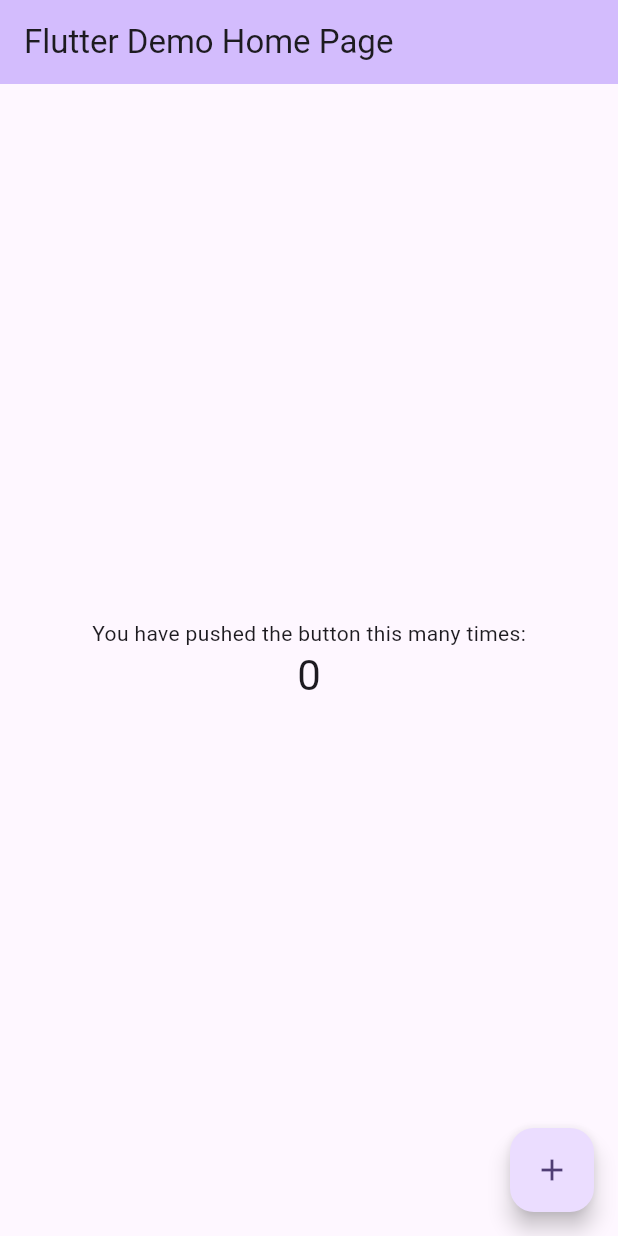
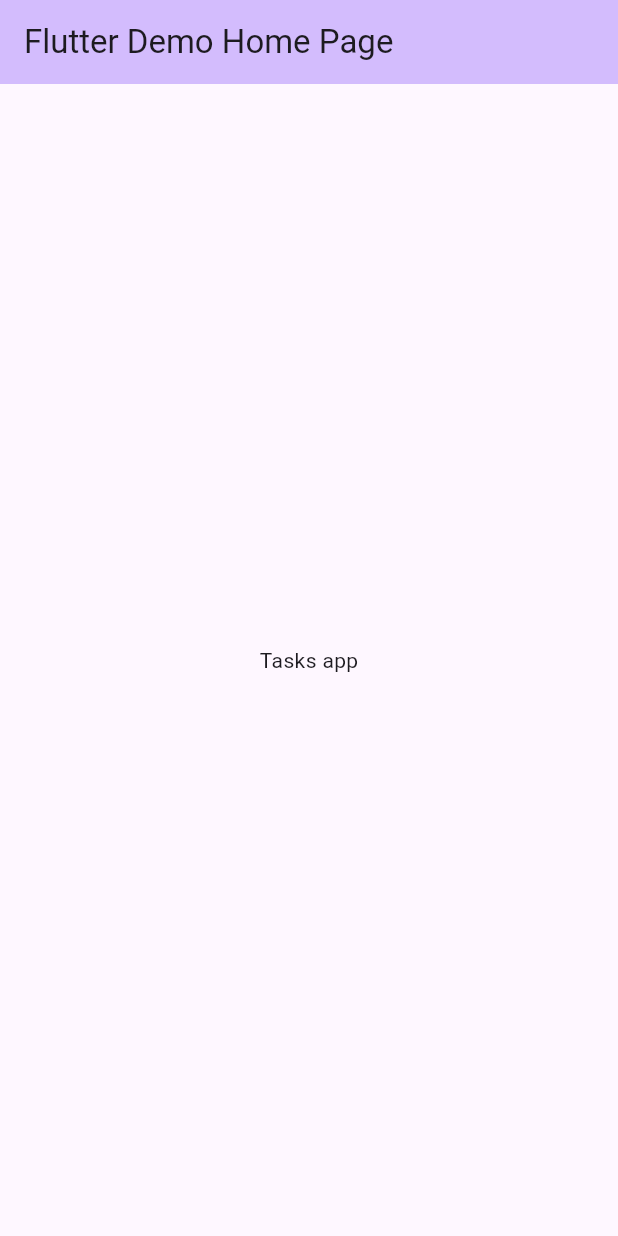
Before and after one commit to Sahil-pillania/tasks_app_flutter, a Flutter app: the screen it shows after launch, on a phone screen of 412 x 824 dp. Run offline on Flutter 3.47's test engine with Material 3 defaults, Android fonts, the phone set to English and light mode, and no system bars.

```diff
--- a/lib/main.dart
+++ b/lib/main.dart
@@ -13,21 +13,6 @@ class MyApp extends StatelessWidget {
     return MaterialApp(
       title: 'Flutter Demo',
       theme: ThemeData(
-        // This is the theme of your application.
-        //
-        // TRY THIS: Try running your application with "flutter run". You'll see
-        // the application has a purple toolbar. Then, without quitting the app,
-        // try changing the seedColor in the colorScheme below to Colors.green
-        // and then invoke "hot reload" (save your changes or press the "hot
-        // reload" button in a Flutter-supported IDE, or press "r" if you used
-        // the command line to start the app).
-        //
-        // Notice that the counter didn't reset back to zero; the application
-        // state is not lost during the reload. To reset the state, use hot
-        // restart instead.
-        //
-        // This works for code too, not just values: Most code changes can be
-        // tested with just a hot reload.
         colorScheme: ColorScheme.fromSeed(seedColor: Colors.deepPurple),
         useMaterial3: true,
       ),
@@ -39,15 +24,6 @@ class MyApp extends StatelessWidget {
 class MyHomePage extends StatefulWidget {
   const MyHomePage({super.key, required this.title});
 
-  // This widget is the home page of your application. It is stateful, meaning
-  // that it has a State object (defined below) that contains fields that affect
-  // how it looks.
-
-  // This class is the configuration for the state. It holds the values (in this
-  // case the title) provided by the parent (in this case the App widget) and
-  // used by the build method of the State. Fields in a Widget subclass are
-  // always marked "final".
-
   final String title;
 
   @override
@@ -55,71 +31,19 @@ class MyHomePage extends StatefulWidget {
 }
 
 class _MyHomePageState extends State<MyHomePage> {
-  int _counter = 0;
-
-  void _incrementCounter() {
-    setState(() {
-      // This call to setState tells the Flutter framework that something has
-      // changed in this State, which causes it to rerun the build method below
-      // so that the display can reflect the updated values. If we changed
-      // _counter without calling setState(), then the build method would not be
-      // called again, and so nothing would appear to happen.
-      _counter++;
-    });
-  }
-
   @override
   Widget build(BuildContext context) {
-    // This method is rerun every time setState is called, for instance as done
-    // by the _incrementCounter method above.
-    //
-    // The Flutter framework has been optimized to make rerunning build methods
-    // fast, so that you can just rebuild anything that needs updating rather
-    // than having to individually change instances of widgets.
     return Scaffold(
       appBar: AppBar(
-        // TRY THIS: Try changing the color here to a specific color (to
-        // Colors.amber, perhaps?) and trigger a hot reload to see the AppBar
-        // change color while the other colors stay the same.
         backgroundColor: Theme.of(context).colorScheme.inversePrimary,
-        // Here we take the value from the MyHomePage object that was created by
-        // the App.build method, and use it to set our appbar title.
         title: Text(widget.title),
       ),
-      body: Center(
-        // Center is a layout widget. It takes a single child and positions it
-        // in the middle of the parent.
-        child: Column(
-          // Column is also a layout widget. It takes a list of children and
-          // arranges them vertically. By default, it sizes itself to fit its
-          // children horizontally, and tries to be as tall as its parent.
-          //
-          // Column has various properties to control how it sizes itself and
-          // how it positions its children. Here we use mainAxisAlignment to
-          // center the children vertically; the main axis here is the vertical
-          // axis because Columns are vertical (the cross axis would be
-          // horizontal).
-          //
-          // TRY THIS: Invoke "debug painting" (choose the "Toggle Debug Paint"
-          // action in the IDE, or press "p" in the console), to see the
-          // wireframe for each widget.
-          mainAxisAlignment: MainAxisAlignment.center,
-          children: <Widget>[
-            const Text(
-              'You have pushed the button this many times:',
-            ),
-            Text(
-              '$_counter',
-              style: Theme.of(context).textTheme.headlineMedium,
-            ),
-          ],
-        ),
-      ),
-      floatingActionButton: FloatingActionButton(
-        onPressed: _incrementCounter,
-        tooltip: 'Increment',
-        child: const Icon(Icons.add),
-      ), // This trailing comma makes auto-formatting nicer for build methods.
+      body: Center(child: Text("Tasks app")),
+      // floatingActionButton: FloatingActionButton(
+      //   onPressed: _incrementCounter,
+      //   tooltip: 'Increment',
+      //   child: const Icon(Icons.add),
+      // ), // This trailing comma makes auto-formatting nicer for build methods.
     );
   }
 }
```
